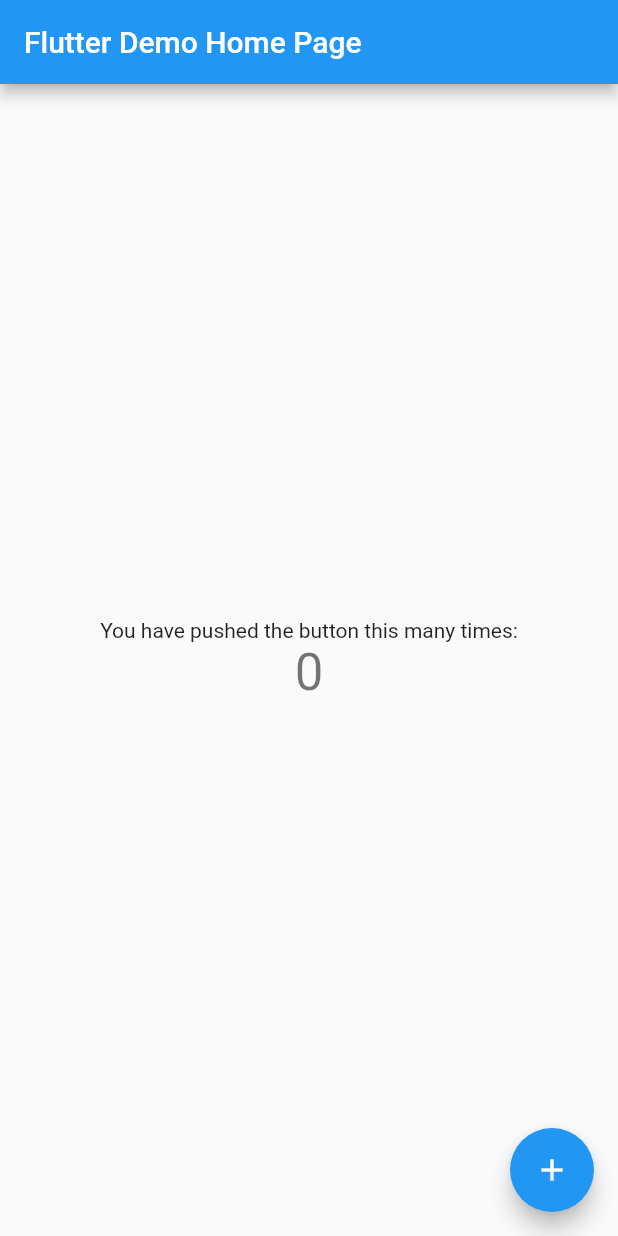
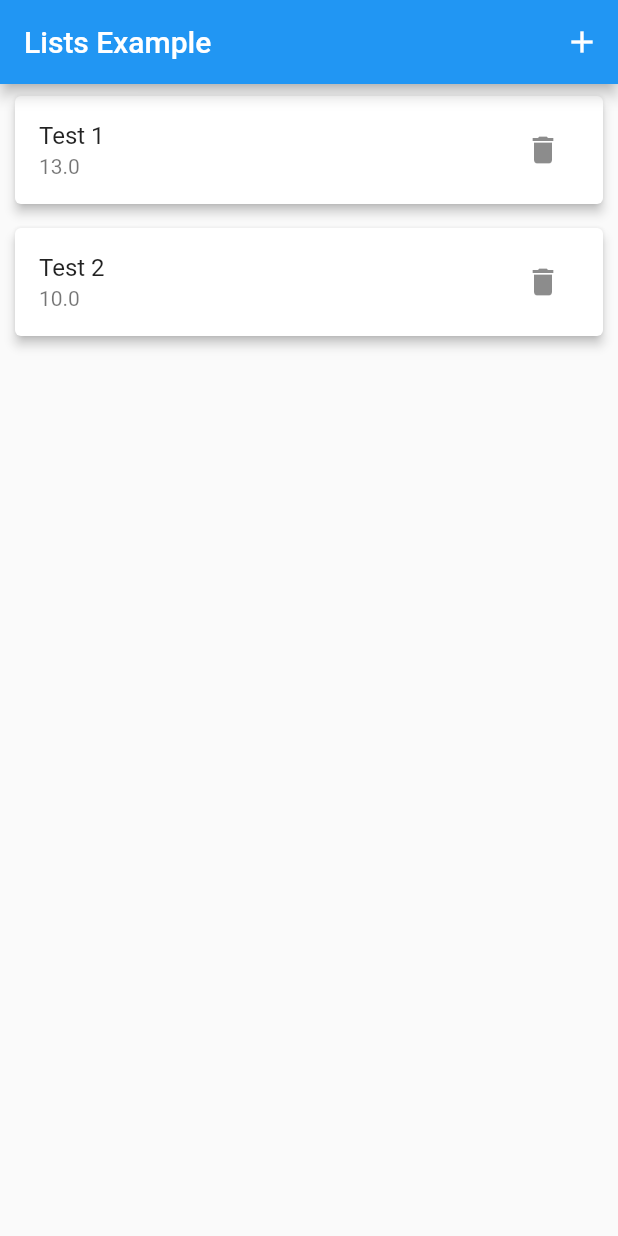
Before and after one commit to darkoskerlevski/employee-time-management-flutter, a Flutter app: the screen it shows after launch, on a phone screen of 412 x 824 dp. Run offline on Flutter 3.47's test engine with Material 2 defaults, Android fonts, the phone set to English and light mode, and no system bars; our stand-ins replace flutter_bloc, nanoid.

Commit message:
Infrastructure for list screens

```diff
--- /dev/null
+++ b/lib/blocs/list_bloc.dart
@@ -0,0 +1,32 @@
+import "package:flutter_bloc/flutter_bloc.dart";
+import "../model/list_item.dart";
+import "list_event.dart";
+import "list_state.dart";
+
+class ListBloc extends Bloc<ListEvent, ListState> {
+  List<ListItem> _elements=[];
+
+  ListBloc() : super(ListInitState()) {
+    on<ListInitializedEvent>((event, emit) {
+      this._elements = [
+        ListItem(id: "T1", naslov: "Test 1", vrednost: 13),
+        ListItem(id: "T2", naslov: "Test 2", vrednost: 10),
+      ];
+      ListInitState state = ListInitState();
+      state.elements = this._elements;
+      emit(state);
+    });
+    on<ListElementAddedEvent>((event, emit) {
+      this._elements.add(event.element);
+      emit(ListElementsState(elements: this._elements));
+    });
+    on<ListElementDeletedEvent>((event, emit) {
+      this._elements.removeWhere((p) => p.id == event.id);
+      if (this._elements.length > 0) {
+        emit(ListElementsState(elements: this._elements));
+      } else {
+        emit(ListEmptyState());
+      }
+    });
+  }
+}
--- /dev/null
+++ b/lib/blocs/list_event.dart
@@ -0,0 +1,15 @@
+import '../model/list_item.dart';
+
+abstract class ListEvent {}
+
+class ListInitializedEvent extends ListEvent {}
+
+class ListElementAddedEvent extends ListEvent {
+  final ListItem element;
+  ListElementAddedEvent({required this.element});
+}
+
+class ListElementDeletedEvent extends ListEvent {
+  final String id;
+  ListElementDeletedEvent({required this.id});
+}
--- /dev/null
+++ b/lib/blocs/list_state.dart
@@ -0,0 +1,19 @@
+import '../model/list_item.dart';
+
+abstract class ListState {}
+
+class ListInitState extends ListElementsState {
+  ListInitState() : super(elements: []) {}
+}
+
+class ListEmptyState extends ListState {}
+
+class ListElementsState extends ListState {
+  List<ListItem> elements;
+  ListElementsState({required this.elements});
+}
+
+class ListError extends ListState {
+  final error;
+  ListError({this.error});
+}
--- a/lib/main.dart
+++ b/lib/main.dart
@@ -1,115 +1,36 @@
 import 'package:flutter/material.dart';
+import 'package:flutter_bloc/flutter_bloc.dart';
 
-void main() {
-  runApp(const MyApp());
-}
+import 'screens/main_screen.dart';
+import 'screens/list_detail_screen.dart';
+
+import 'blocs/list_bloc.dart';
+import 'blocs/list_event.dart';
+
+void main() => runApp(MyApp());
 
 class MyApp extends StatelessWidget {
-  const MyApp({Key? key}) : super(key: key);
-
   // This widget is the root of your application.
   @override
   Widget build(BuildContext context) {
-    return MaterialApp(
-      title: 'Flutter Demo',
-      theme: ThemeData(
-        // This is the theme of your application.
-        //
-        // Try running your application with "flutter run". You'll see the
-        // application has a blue toolbar. Then, without quitting the app, try
-        // changing the primarySwatch below to Colors.green and then invoke
-        // "hot reload" (press "r" in the console where you ran "flutter run",
-        // or simply save your changes to "hot reload" in a Flutter IDE).
-        // Notice that the counter didn't reset back to zero; the application
-        // is not restarted.
-        primarySwatch: Colors.blue,
+    return BlocProvider<ListBloc>(
+      create: (BuildContext context) => ListBloc()..add(ListInitializedEvent()),
+      child: MaterialApp(
+        // Application name
+          title: 'Flutter Hello World',
+          // Application theme data, you can set the colors for the application as
+          // you want
+          theme: ThemeData(
+            primarySwatch: Colors.blue,
+            accentColor: Colors.red,
+          ),
+          initialRoute: '/',
+          routes: {
+            '/': (ctx) => MainScreen(),
+            ListDetailScreen.routeName: (ctx) => ListDetailScreen(),
+          }
+        // A widget which will be started on application startup
       ),
-      home: const MyHomePage(title: 'Flutter Demo Home Page'),
     );
   }
 }
-
-class MyHomePage extends StatefulWidget {
-  const MyHomePage({Key? key, required this.title}) : super(key: key);
-
-  // This widget is the home page of your application. It is stateful, meaning
-  // that it has a State object (defined below) that contains fields that affect
-  // how it looks.
-
-  // This class is the configuration for the state. It holds the values (in this
-  // case the title) provided by the parent (in this case the App widget) and
-  // used by the build method of the State. Fields in a Widget subclass are
-  // always marked "final".
-
-  final String title;
-
-  @override
-  State<MyHomePage> createState() => _MyHomePageState();
-}
-
-class _MyHomePageState extends State<MyHomePage> {
-  int _counter = 0;
-
-  void _incrementCounter() {
-    setState(() {
-      // This call to setState tells the Flutter framework that something has
-      // changed in this State, which causes it to rerun the build method below
-      // so that the display can reflect the updated values. If we changed
-      // _counter without calling setState(), then the build method would not be
-      // called again, and so nothing would appear to happen.
-      _counter++;
-    });
-  }
-
-  @override
-  Widget build(BuildContext context) {
-    // This method is rerun every time setState is called, for instance as done
-    // by the _incrementCounter method above.
-    //
-    // The Flutter framework has been optimized to make rerunning build methods
-    // fast, so that you can just rebuild anything that needs updating rather
-    // than having to individually change instances of widgets.
-    return Scaffold(
-      appBar: AppBar(
-        // Here we take the value from the MyHomePage object that was created by
-        // the App.build method, and use it to set our appbar title.
-        title: Text(widget.title),
-      ),
-      body: Center(
-        // Center is a layout widget. It takes a single child and positions it
-        // in the middle of the parent.
-        child: Column(
-          // Column is also a layout widget. It takes a list of children and
-          // arranges them vertically. By default, it sizes itself to fit its
-          // children horizontally, and tries to be as tall as its parent.
-          //
-          // Invoke "debug painting" (press "p" in the console, choose the
-          // "Toggle Debug Paint" action from the Flutter Inspector in Android
-          // Studio, or the "Toggle Debug Paint" command in Visual Studio Code)
-          // to see the wireframe for each widget.
-          //
-          // Column has various properties to control how it sizes itself and
-          // how it positions its children. Here we use mainAxisAlignment to
-          // center the children vertically; the main axis here is the vertical
-          // axis because Columns are vertical (the cross axis would be
-          // horizontal).
-          mainAxisAlignment: MainAxisAlignment.center,
-          children: <Widget>[
-            const Text(
-              'You have pushed the button this many times:',
-            ),
-            Text(
-              '$_counter',
-              style: Theme.of(context).textTheme.headline4,
-            ),
-          ],
-        ),
-      ),
-      floatingActionButton: FloatingActionButton(
-        onPressed: _incrementCounter,
-        tooltip: 'Increment',
-        child: const Icon(Icons.add),
-      ), // This trailing comma makes auto-formatting nicer for build methods.
-    );
-  }
-}
--- /dev/null
+++ b/lib/model/list_item.dart
@@ -0,0 +1,13 @@
+class ListItem {
+  final String id;
+  final String naslov;
+  final double vrednost;
+  final String opis;
+
+  ListItem({
+    required this.id,
+    required this.naslov,
+    required this.vrednost,
+    this.opis = "Ova e default opis",
+  });
+}
--- /dev/null
+++ b/lib/screens/main_screen.dart
@@ -0,0 +1,76 @@
+import 'package:flutter/material.dart';
+import 'package:flutter_bloc/flutter_bloc.dart';
+
+import '../model/list_item.dart';
+import '../widgets/nov_element.dart';
+import '../widgets/my_list_tile.dart';
+
+import '../blocs/list_bloc.dart';
+import '../blocs/list_state.dart';
+import '../blocs/list_event.dart';
+
+class MainScreen extends StatelessWidget {
+  void _addItemFunction(BuildContext ct) {
+    // var newElement = ListItem(id: "T1", naslov: "Test 1", vrednost: 13);
+    //
+    showModalBottomSheet(
+        context: ct,
+        builder: (_) {
+          return GestureDetector(
+            onTap: () {},
+            child: NovElement(_addNewItemToList),
+            behavior: HitTestBehavior.opaque,
+          );
+        });
+  }
+
+  void _addNewItemToList(BuildContext ctx, ListItem item) {
+    final bloc = BlocProvider.of<ListBloc>(ctx);
+    bloc.add(ListElementAddedEvent(element: item));
+  }
+
+  void _deleteItem(BuildContext ctx, String id) {
+    final bloc = BlocProvider.of<ListBloc>(ctx);
+    bloc.add(ListElementDeletedEvent(id: id));
+  }
+
+  Widget _createBody(BuildContext context) {
+    return BlocBuilder<ListBloc, ListState>(builder: (context, state) {
+      return state.runtimeType == ListEmptyState
+          ? Center(
+              child: Text("No elements"),
+            )
+          : Center(
+              child: ListView.builder(
+                itemBuilder: (ctx, index) {
+                  return MyListTile(
+                    (state as ListElementsState).elements[index],
+                    _deleteItem,
+                  );
+                },
+                itemCount: (state as ListElementsState).elements.length,
+              ),
+            );
+    });
+  }
+
+  PreferredSizeWidget _createAppBar(BuildContext context) {
+    return AppBar(
+        // The title text which will be shown on the action bar
+        title: Text("Lists Example"),
+        actions: <Widget>[
+          IconButton(
+            icon: Icon(Icons.add),
+            onPressed: () => _addItemFunction(context),
+          )
+        ]);
+  }
+
+  @override
+  Widget build(BuildContext context) {
+    return Scaffold(
+      appBar: _createAppBar(context),
+      body: _createBody(context),
+    );
+  }
+}
--- /dev/null
+++ b/lib/widgets/my_list_tile.dart
@@ -0,0 +1,37 @@
+import 'package:flutter/material.dart';
+
+import '../screens/list_detail_screen.dart';
+import '../model/list_item.dart';
+
+class MyListTile extends StatelessWidget {
+  final ListItem item;
+  final Function func;
+
+  void _showDetail(BuildContext context) {
+    Navigator.of(context).pushNamed(
+      ListDetailScreen.routeName,
+      arguments: item,
+    );
+  }
+
+  MyListTile(this.item, this.func);
+  @override
+  Widget build(BuildContext context) {
+    return Card(
+      elevation: 3,
+      margin: EdgeInsets.symmetric(
+        vertical: 8,
+        horizontal: 10,
+      ),
+      child: ListTile(
+        title: Text(item.naslov),
+        subtitle: Text("${item.vrednost}"),
+        onTap: () => _showDetail(context),
+        trailing: IconButton(
+          icon: Icon(Icons.delete),
+          onPressed: () => func(context, item.id),
+        ),
+      ),
+    );
+  }
+}
--- a/pubspec.yaml
+++ b/pubspec.yaml
@@ -29,6 +29,8 @@ environment:
 dependencies:
   flutter:
     sdk: flutter
+  flutter_bloc: ^8.0.1
+  nanoid: ^1.0.0
 
 
   # The following adds the Cupertino Icons font to your application.
```
Also changed, not shown: lib/screens/list_detail_screen.dart (added, +24 -0 lines), lib/widgets/nov_element.dart (added, +67 -0 lines), pubspec.lock.
